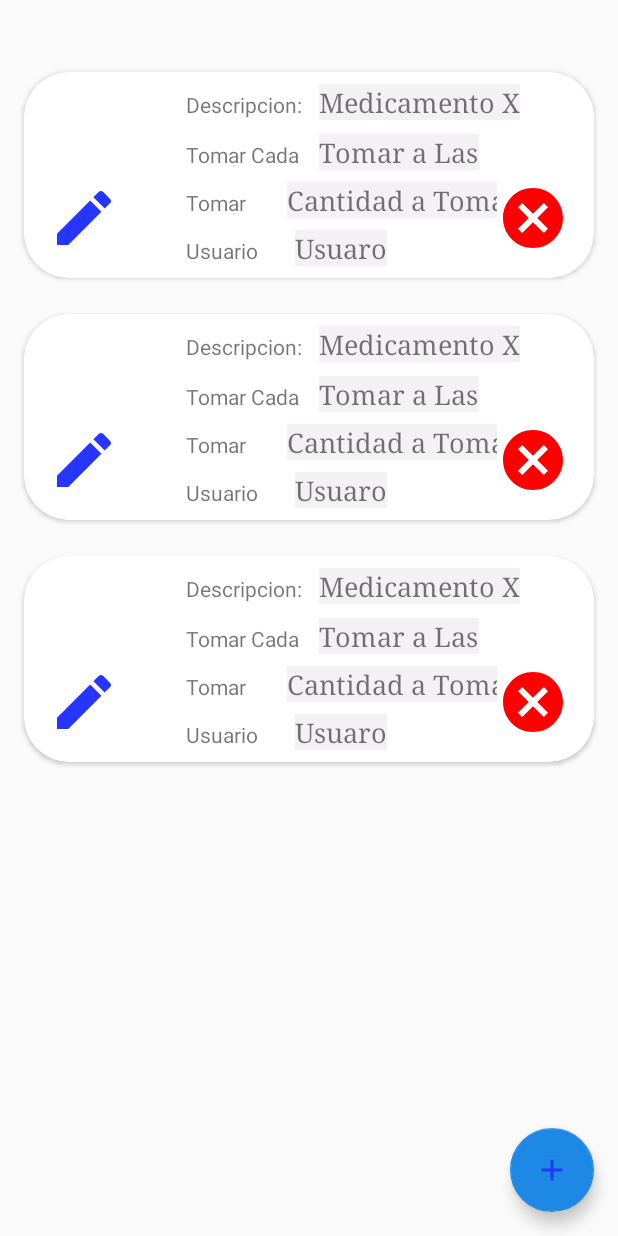
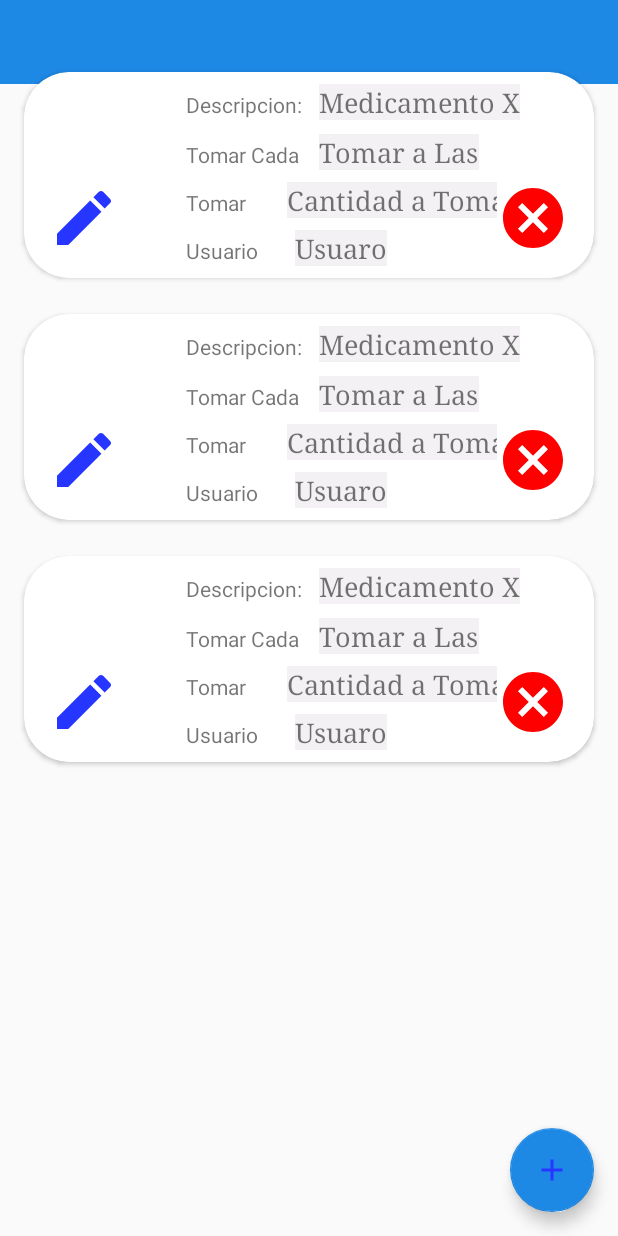
Before and after one commit to adriandipaulo/TeroByte, an Android app: the layout activity_main.xml on its own in the app's theme, with its tools: preview values and no code run, on a phone screen of 412 x 824 dp. Run offline under Robolectric (Android 15) with nearby library versions, the light colour scheme and no system bars.

Commit message:
mejoras medidas

```diff
--- a/app/src/main/AndroidManifest.xml
+++ b/app/src/main/AndroidManifest.xml
@@ -8,7 +8,7 @@
         android:label="@string/app_name"
         android:roundIcon="@mipmap/ic_launcher_round"
         android:supportsRtl="true"
-        android:theme="@style/Theme.AppCompat.Light.DarkActionBar">
+        android:theme="@style/Theme.AppCompat.Light.NoActionBar">
         <activity android:name=".UsuariosActivity"></activity>
         <activity android:name=".EditMedicamento" />
         <activity android:name=".MainActivity">
--- a/app/src/main/java/com/terobyte/appmedicamentos/MainActivity.java
+++ b/app/src/main/java/com/terobyte/appmedicamentos/MainActivity.java
@@ -1,13 +1,15 @@
 package com.terobyte.appmedicamentos;
 
+import androidx.appcompat.app.ActionBarDrawerToggle;
 import androidx.appcompat.app.AppCompatActivity;
+import androidx.drawerlayout.widget.DrawerLayout;
 import androidx.lifecycle.ViewModelProvider;
 import androidx.recyclerview.widget.LinearLayoutManager;
 import androidx.recyclerview.widget.RecyclerView;
-
 import android.content.Intent;
 import android.os.Bundle;
 import android.widget.Toast;
+import androidx.appcompat.widget.Toolbar;
 
 import com.google.android.material.floatingactionbutton.FloatingActionButton;
 import com.terobyte.appmedicamentos.adapters.MedicamentoAdapter;
@@ -57,6 +59,13 @@ public class MainActivity extends AppCompatActivity {
             Intent intent = new Intent(MainActivity.this, EditMedicamento.class);
             startActivityForResult(intent, CODE_MEDICAMETO);
         });
+
+        Toolbar toolbar =findViewById(R.id.toolbar);
+        setSupportActionBar(toolbar);
+        DrawerLayout drawerLayout= findViewById(R.id.drawer_layout);
+        ActionBarDrawerToggle toggle= new ActionBarDrawerToggle(this,drawerLayout,toolbar,R.string.open,R.string.close);
+        drawerLayout.addDrawerListener(toggle);
+        toggle.syncState();
     }
 
     public void onActivityResult(int requestCode, int resultCode, Intent data){
--- a/app/src/main/res/layout/activity_main.xml
+++ b/app/src/main/res/layout/activity_main.xml
@@ -1,12 +1,21 @@
 <?xml version="1.0" encoding="utf-8"?>
-<androidx.constraintlayout.widget.ConstraintLayout xmlns:android="http://schemas.android.com/apk/res/android"
+<androidx.drawerlayout.widget.DrawerLayout xmlns:android="http://schemas.android.com/apk/res/android"
+    xmlns:tools="http://schemas.android.com/tools"
+    android:id="@+id/drawer_layout"
+    android:layout_height="match_parent"
+    android:layout_width="match_parent"
+    tools:openDrawer="start"
+    >
+
+<androidx.constraintlayout.widget.ConstraintLayout
+    xmlns:android="http://schemas.android.com/apk/res/android"
     xmlns:app="http://schemas.android.com/apk/res-auto"
     xmlns:tools="http://schemas.android.com/tools"
     android:id="@+id/Mbut"
     android:layout_width="match_parent"
     android:layout_height="match_parent"
-    android:onClick="updateHora"
     tools:context=".MainActivity">
+    <include android:id="@id/toolbar" layout="@layout/toolbar" />
 
     <androidx.recyclerview.widget.RecyclerView
         android:id="@+id/recyclerViewMed"
@@ -32,5 +41,10 @@
         app:layout_constraintBottom_toBottomOf="parent"
         app:layout_constraintEnd_toEndOf="parent" />
 
-
 </androidx.constraintlayout.widget.ConstraintLayout>
+<com.google.android.material.navigation.NavigationView
+    android:id="@+id/navigation_view"
+    android:layout_height="match_parent"
+    android:layout_width="wrap_content"
+    android:layout_gravity="start"/>
+</androidx.drawerlayout.widget.DrawerLayout>
--- /dev/null
+++ b/app/src/main/res/layout/toolbar.xml
@@ -0,0 +1,8 @@
+<?xml version="1.0" encoding="utf-8"?>
+<androidx.appcompat.widget.Toolbar xmlns:android="http://schemas.android.com/apk/res/android"
+    xmlns:tools="http://schemas.android.com/tools"
+    android:id="@+id/toolbar"
+    android:layout_width="match_parent"
+    android:layout_height="wrap_content"
+    android:background="#1E88E5"
+    android:theme="@style/Theme.AppCompat.Light.DarkActionBar" />
--- a/app/src/main/res/values/strings.xml
+++ b/app/src/main/res/values/strings.xml
@@ -1,3 +1,5 @@
 <resources>
     <string name="app_name">AppMedicamentos</string>
+    <string name="open">open</string>
+    <string name="close">close</string>
 </resources>
```
